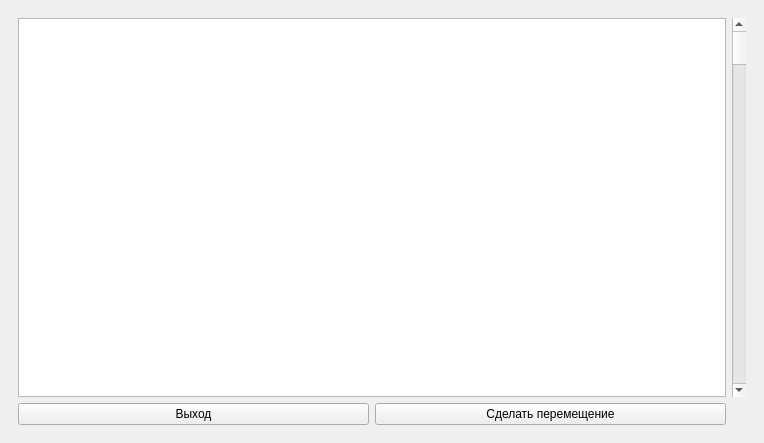
Before: the Qt Designer form mainwindow.ui in Toxicattack4up/AptekaService, drawn with Qt 5.
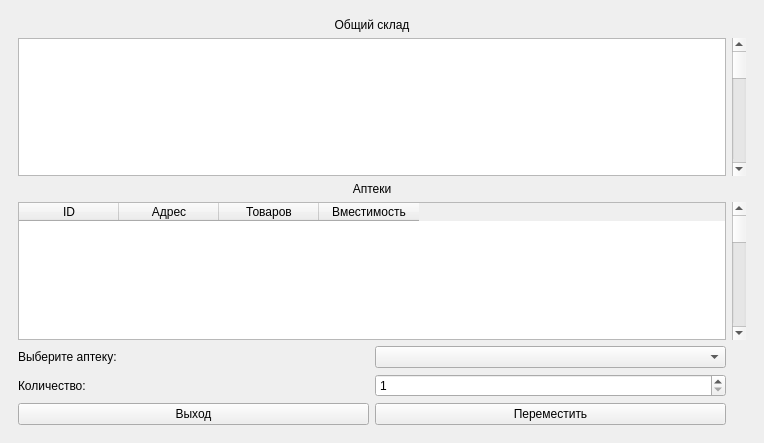
After: the same form once the commit is applied. The open tabs and pages were chosen to show the change.

Commit message: Добалена возможность курьеру делать перемещения лекарств с общего склада в аптеку

The edit to the form file:
```diff
--- a/mainwindow.ui
+++ b/mainwindow.ui
@@ -1101,26 +1101,107 @@
         <item row="0" column="0">
          <layout class="QGridLayout" name="courier_menu">
           <item row="0" column="0" colspan="2">
-           <widget class="QTableWidget" name="view_medicine_item_warehouse"/>
+           <widget class="QLabel" name="info_warehouse_label">
+            <property name="text">
+             <string>Общий склад</string>
+            </property>
+            <property name="alignment">
+             <set>Qt::AlignmentFlag::AlignCenter</set>
+            </property>
+           </widget>
           </item>
-          <item row="1" column="0">
+          <item row="1" column="0" colspan="2">
+           <widget class="QTableWidget" name="view_warehouse_item"/>
+          </item>
+          <item row="1" column="2">
+           <widget class="QScrollBar" name="view_warehouse_item_ScrollBar">
+            <property name="orientation">
+             <enum>Qt::Orientation::Vertical</enum>
+            </property>
+           </widget>
+          </item>
+          <item row="2" column="0" colspan="2">
+           <widget class="QLabel" name="info_pharmacy_label">
+            <property name="text">
+             <string>Аптеки</string>
+            </property>
+            <property name="alignment">
+             <set>Qt::AlignmentFlag::AlignCenter</set>
+            </property>
+           </widget>
+          </item>
+          <item row="3" column="0" colspan="2">
+           <widget class="QTableWidget" name="pharmacy_view_item_table">
+            <column>
+             <property name="text">
+              <string>ID</string>
+             </property>
+            </column>
+            <column>
+             <property name="text">
+              <string>Адрес</string>
+             </property>
+            </column>
+            <column>
+             <property name="text">
+              <string>Товаров</string>
+             </property>
+            </column>
+            <column>
+             <property name="text">
+              <string>Вместимость</string>
+             </property>
+            </column>
+           </widget>
+          </item>
+          <item row="3" column="2">
+           <widget class="QScrollBar" name="pharmacyItem_verticalScrollBar">
+            <property name="orientation">
+             <enum>Qt::Orientation::Vertical</enum>
+            </property>
+           </widget>
+          </item>
+          <item row="4" column="0">
+           <widget class="QLabel" name="pharmacy_select_label">
+            <property name="text">
+             <string>Выберите аптеку:</string>
+            </property>
+           </widget>
+          </item>
+          <item row="4" column="1">
+           <widget class="QComboBox" name="pharmacy_select_comboBox"/>
+          </item>
+          <item row="5" column="0">
+           <widget class="QLabel" name="quantity_label">
+            <property name="text">
+             <string>Количество:</string>
+            </property>
+           </widget>
+          </item>
+          <item row="5" column="1">
+           <widget class="QSpinBox" name="transfer_quantity_spinBox">
+            <property name="minimum">
+             <number>1</number>
+            </property>
+            <property name="maximum">
+             <number>1000</number>
+            </property>
+            <property name="value">
+             <number>1</number>
+            </property>
+           </widget>
+          </item>
+          <item row="6" column="0">
            <widget class="QPushButton" name="back_to_login">
             <property name="text">
              <string>Выход</string>
             </property>
            </widget>
           </item>
-          <item row="1" column="1">
-           <widget class="QPushButton" name="pushButton_2">
+          <item row="6" column="1">
+           <widget class="QPushButton" name="transfer_button">
             <property name="text">
-             <string>Сделать перемещение</string>
-            </property>
-           </widget>
-          </item>
-          <item row="0" column="2">
-           <widget class="QScrollBar" name="view_medicine_item_warehouse_ScrollBar">
-            <property name="orientation">
-             <enum>Qt::Orientation::Vertical</enum>
+             <string>Переместить</string>
             </property>
            </widget>
           </item>
```
Left out of the diff: 12 changed lines with no effect on the pictures. The commit also changes 5473 other files.
